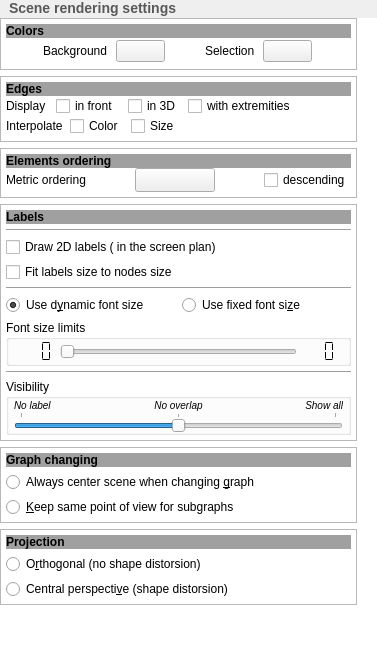
The window that library/tulip-gui/designer/SceneConfigWidget.ui (Tulip-Dev/tulip) describes before a commit, drawn with Qt 5.
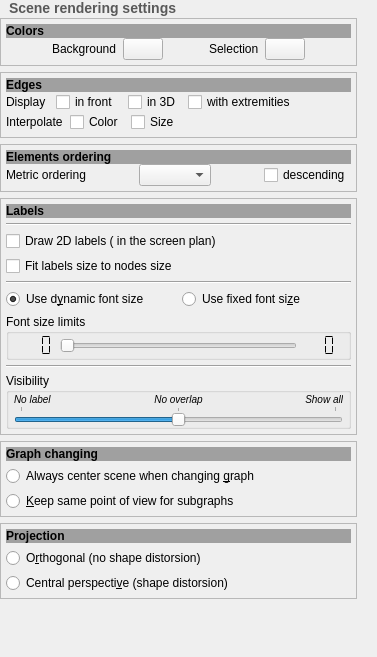
The same window after the commit. Icons and pictures are not drawn. Custom widgets are drawn as their Qt base class.

Commit message: tulip-gui style sheets cleanup: try to use the perspective main window style sheet

What changed in the file:
```diff
--- a/library/tulip-gui/designer/SceneConfigWidget.ui
+++ b/library/tulip-gui/designer/SceneConfigWidget.ui
@@ -19,67 +19,6 @@
   <property name="windowTitle">
    <string>Scene</string>
   </property>
-  <property name="styleSheet">
-   <string notr="true">QPushButton, QComboBox {
-border-image: url(:/tulip/gui/ui/btn_26.png) 4;
-border-width: 4;
-padding: 0px 6px;
-font-size: 12px;
-}
-QPushButton::flat {
-border-image: none;
-border-width: 4;
-padding: 0px 6px;
-font-size: 12px;
-background-color: transparent;
-}
-QPushButton, QComboBox, QLabel {
-color: black;
-}
-QPushButton:hover, QComboBox:hover {
-border-image: url(:/tulip/gui/ui/btn_26_hover.png) 4;
-}
-QPushButton:disabled, QComboBox::disabled {
-color:gray;
-}
-QPushButton:pressed{
-border-image: url(:/tulip/gui/ui/btn_26_pressed.png) 4;
-}
-QPushButton::menu-indicator{
-subcontrol-origin: margin;
-subcontrol-position: center right;
-right: 4px;
-}
-QPushButton {
-outline: none;
-margin: 2
-}
-QComboBox::down-arrow {
-image: url(:/tulip/gui/ui/combobox_arrow.png);
-}
-QComboBox:drop-down {
-subcontrol-origin: padding;
-subcontrol-position: top right;
-border-left-style: none; 
-border-top-right-radius: 1px;
-border-bottom-right-radius: 1px;
-}
-#scrollArea, #scrollAreaWidgetContents {
-background-color: white;
-border: 0px;
-}
-QScrollArea {
-border: 0px;
-}
-QFrame[ section=&quot;true&quot; ] {
-border-top: 1px solid #D9D9D9;
-padding-top: 20px;
-}
-QFrame[ subsection = &quot;true&quot; ] {
-border-top: 1px solid #D9D9D9;
-padding-top: 5px;
-}</string>
-  </property>
   <layout class="QVBoxLayout" name="verticalLayout">
    <property name="spacing">
     <number>2</number>
```
The commit also changes 19 other files.
